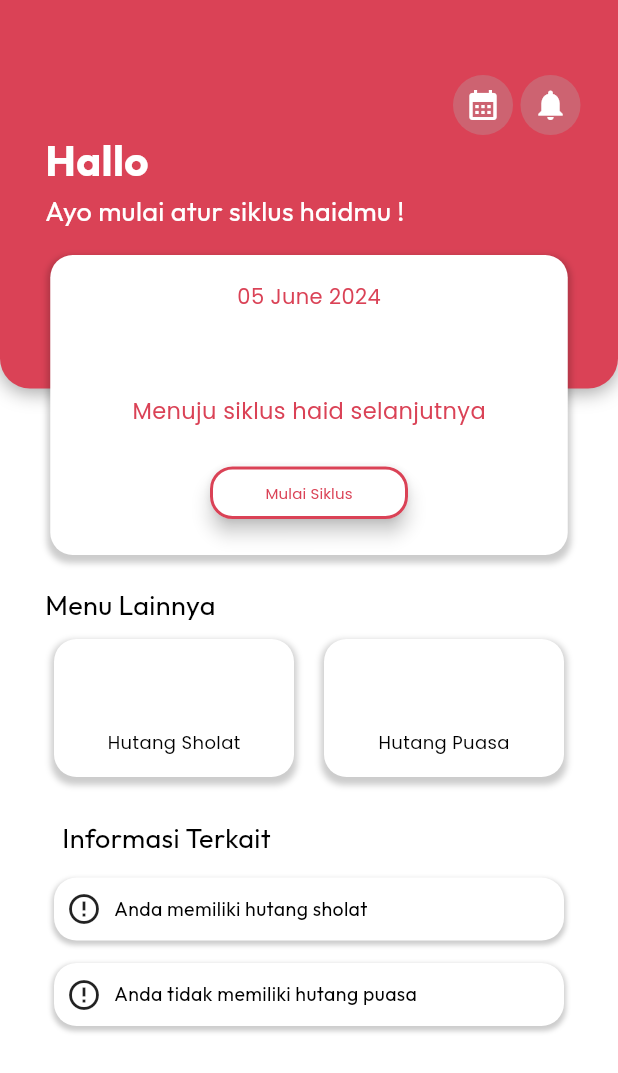
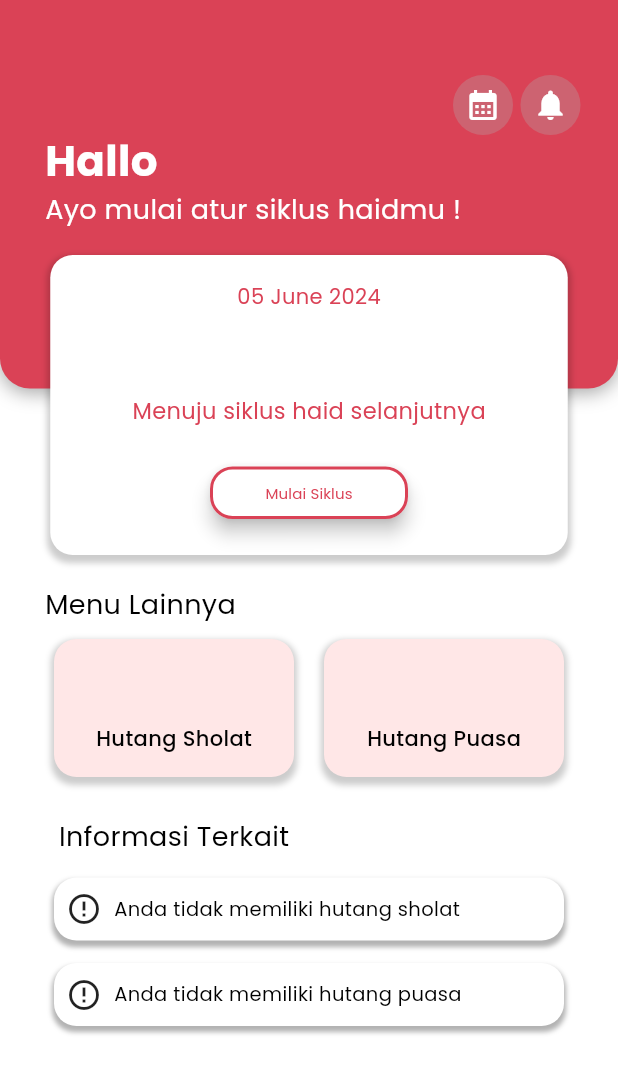
Before and after one commit to khairunnisaalallah/v2_zenfemina_mobile, a Flutter app: the DashboardPage screen opened by its route, on a phone screen of 412 x 824 dp. Shown: the top 1073 px of the screen. Run offline on Flutter 3.47's test engine with Material 3 defaults, Android fonts, the phone set to English and light mode, and no system bars; our stand-ins replace carousel_slider, flutter_svg, get, google_fonts, image_picker, shared_preferences and 2 more; accounts and stored records are empty; network calls fail.

Commit message:
add API informasi terkait and update dashboard

```diff
--- a/lib/api_repository.dart
+++ b/lib/api_repository.dart
@@ -369,7 +369,7 @@ class ApiRepository {
 
       if (token != null) {
         final response = await http.get(
-          Uri.parse('$baseUrldebt/debt/get?type=fasting&is_done=0'),
+          Uri.parse('$baseUrldebt?type=fasting&is_done=0'),
           headers: {
             'Authorization': token,
             'Content-Type': 'application/json',
--- a/lib/navigation/dashboard.dart
+++ b/lib/navigation/dashboard.dart
@@ -20,7 +20,9 @@ class _DashboardPageState extends State<DashboardPage> {
   String? _startDate = '';
   int? _cycleLength = 0;
   int? _periodLength = 0;
-  // Variable to track cycle status
+  int? _prayingDebtsCount = 0;
+  int? _fastingDebtsCount = 0;
+  // ? = bisa null atau nilai integer, klo ga pake berarti ga boleh null dan harus selalu punya nilai integer
   String _cycleStatus = 'beginCycle';
 
   @override
@@ -28,6 +30,23 @@ class _DashboardPageState extends State<DashboardPage> {
     super.initState();
     _loadUserInfo();
     _loadCycleData();
+    _loadDebtsData();
+  }
+
+  Future<void> _loadDebtsData() async {
+    try {
+      final prayingDebts = await _apiRepository.getPrayingDebts();
+      final fastingDebts = await _apiRepository.getFastingDebts();
+      // Tambahkan logging untuk data yang diterima dari API
+      print('Praying Debts: $prayingDebts');
+      print('Fasting Debts: $fastingDebts');
+      setState(() {
+        _prayingDebtsCount = prayingDebts.length;
+        _fastingDebtsCount = fastingDebts.length;
+      });
+    } catch (e) {
+      print('Failed to load debts data: $e');
+    }
   }
 
   Future<void> _loadUserInfo() async {
@@ -50,6 +69,9 @@ class _DashboardPageState extends State<DashboardPage> {
       final startDate = cycleInfo['data']['start_date'];
       final cycleLength = cycleInfo['data']['cycle_length'];
       final periodLength = cycleInfo['data']['period_length'];
+
+      // Debug log untuk memeriksa nilai startDate yang diterima
+      print('Received start date from API: $startDate');
 
       // Menggunakan DateFormat untuk memastikan tanggal dalam format yang benar
       final DateFormat dateFormat = DateFormat("yyyy-MM-dd HH:mm:ss");
@@ -86,7 +108,7 @@ class _DashboardPageState extends State<DashboardPage> {
           return '$daysUntilNextCycle Hari Lagi';
         }
       } catch (e) {
-        print('Error parsing date: $e');
+        print('Error calculating cycle day: $e');
         return ''; // Jika terjadi kesalahan, kembalikan string kosong
       }
     } else {
@@ -172,7 +194,7 @@ class _DashboardPageState extends State<DashboardPage> {
                     Text(
                       'Hallo $_username',
                       textAlign: TextAlign.left,
-                      style: GoogleFonts.outfit(
+                      style: GoogleFonts.poppins(
                         fontSize: 28,
                         fontWeight: FontWeight.bold,
                         color: Colors.white,
@@ -181,7 +203,7 @@ class _DashboardPageState extends State<DashboardPage> {
                     Text(
                       'Ayo mulai atur siklus haidmu !',
                       textAlign: TextAlign.left,
-                      style: GoogleFonts.outfit(
+                      style: GoogleFonts.poppins(
                         fontSize: 18,
                         fontWeight: FontWeight.w400,
                         color: Colors.white,
@@ -301,7 +323,7 @@ class _DashboardPageState extends State<DashboardPage> {
                         SizedBox(width: 30),
                         Text(
                           'Menu Lainnya',
-                          style: GoogleFonts.outfit(
+                          style: GoogleFonts.poppins(
                             fontSize: 18,
                             color: Colors.black,
                             fontWeight: FontWeight.w400,
@@ -321,7 +343,7 @@ class _DashboardPageState extends State<DashboardPage> {
                             width: 160,
                             height: 92,
                             decoration: BoxDecoration(
-                              color: Colors.white,
+                              color: Color(0XFFFFE7E7),
                               borderRadius: BorderRadius.circular(15),
                               boxShadow: [
                                 BoxShadow(
@@ -335,13 +357,13 @@ class _DashboardPageState extends State<DashboardPage> {
                             child: Center(
                               child: Padding(
                                 padding: const EdgeInsets.only(
-                                  top: 45,
+                                  top: 40,
                                 ),
                                 child: Text(
                                   'Hutang Sholat',
                                   style: GoogleFonts.poppins(
-                                    fontSize: 12,
-                                    fontWeight: FontWeight.w400,
+                                    fontSize: 14,
+                                    fontWeight: FontWeight.w500,
                                     color: Colors.black,
                                   ),
                                 ),
@@ -358,7 +380,7 @@ class _DashboardPageState extends State<DashboardPage> {
                             width: 160,
                             height: 92,
                             decoration: BoxDecoration(
-                              color: Colors.white,
+                              color: Color(0xFFFFE7E7),
                               borderRadius: BorderRadius.circular(15),
                               boxShadow: [
                                 BoxShadow(
@@ -372,13 +394,13 @@ class _DashboardPageState extends State<DashboardPage> {
                             child: Center(
                               child: Padding(
                                 padding: const EdgeInsets.only(
-                                  top: 45,
+                                  top: 40,
                                 ),
                                 child: Text(
                                   'Hutang Puasa',
                                   style: GoogleFonts.poppins(
-                                    fontSize: 12,
-                                    fontWeight: FontWeight.w400,
+                                    fontSize: 14,
+                                    fontWeight: FontWeight.w500,
                                     color: Colors.black,
                                   ),
                                 ),
@@ -393,12 +415,12 @@ class _DashboardPageState extends State<DashboardPage> {
               ),
               Positioned(
                 top: 545,
-                right: 190,
+                right: 180,
                 left: 0,
                 child: Center(
                   child: Text(
                     'Informasi Terkait',
-                    style: GoogleFonts.outfit(
+                    style: GoogleFonts.poppins(
                       fontSize: 18,
                       color: Colors.black,
                       fontWeight: FontWeight.w400,
@@ -436,10 +458,10 @@ class _DashboardPageState extends State<DashboardPage> {
         borderRadius: BorderRadius.circular(15),
         boxShadow: [
           BoxShadow(
-            color: Colors.black.withOpacity(0.2),
+            color: Colors.black.withOpacity(0.3),
             spreadRadius: 1,
             blurRadius: 2,
-            offset: Offset(0, 2),
+            offset: Offset(0, 3),
           ),
         ],
       ),
@@ -452,8 +474,10 @@ class _DashboardPageState extends State<DashboardPage> {
             ),
           ),
           Text(
-            'Anda memiliki hutang sholat',
-            style: GoogleFonts.outfit(
+            _prayingDebtsCount == 0
+                ? 'Anda tidak memiliki hutang sholat'
+                : 'Anda memiliki $_prayingDebtsCount hutang sholat',
+            style: GoogleFonts.poppins(
               fontSize: 13,
               color: Colors.black,
               fontWeight: FontWeight.w400,
@@ -473,10 +497,10 @@ class _DashboardPageState extends State<DashboardPage> {
         borderRadius: BorderRadius.circular(15),
         boxShadow: [
           BoxShadow(
-            color: Colors.black.withOpacity(0.2),
+            color: Colors.black.withOpacity(0.3),
             spreadRadius: 1,
             blurRadius: 2,
-            offset: Offset(0, 2),
+            offset: Offset(0, 3),
           ),
         ],
       ),
@@ -489,8 +513,10 @@ class _DashboardPageState extends State<DashboardPage> {
             ),
           ),
           Text(
-            'Anda tidak memiliki hutang puasa',
-            style: GoogleFonts.outfit(
+            _fastingDebtsCount == 0
+                ? 'Anda tidak memiliki hutang puasa'
+                : 'Anda memiliki $_fastingDebtsCount hutang puasa',
+            style: GoogleFonts.poppins(
               fontSize: 13,
               color: Colors.black,
               fontWeight: FontWeight.w400,
@@ -501,3 +527,4 @@ class _DashboardPageState extends State<DashboardPage> {
     );
   }
 }
+//asli ini1
```
